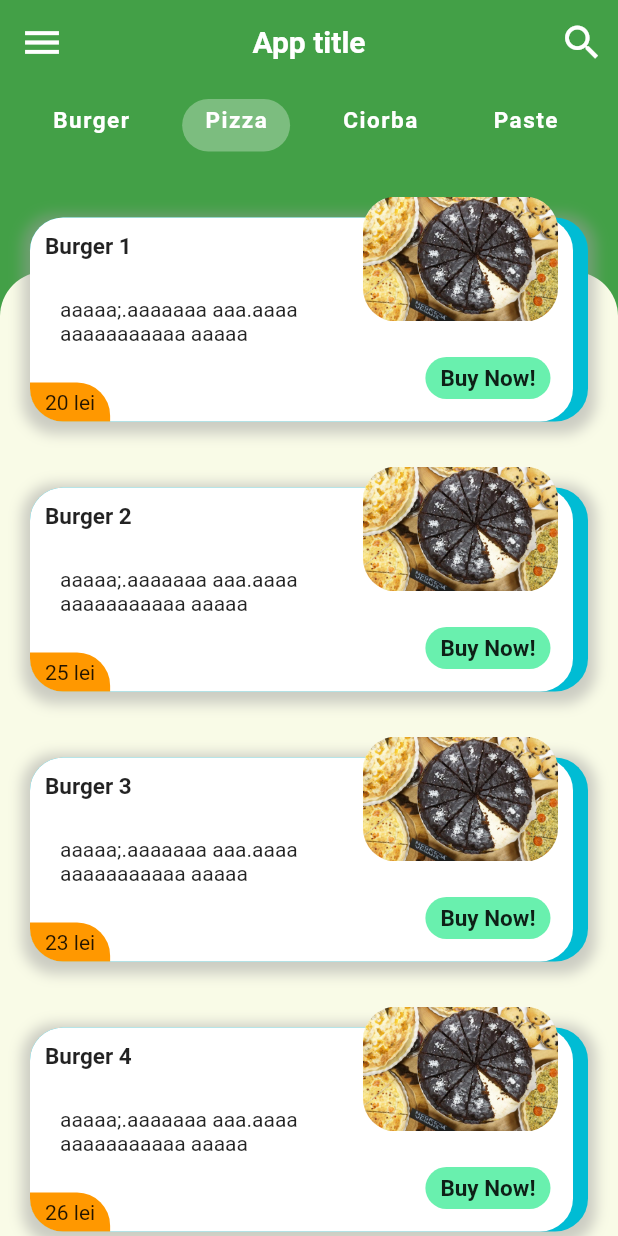
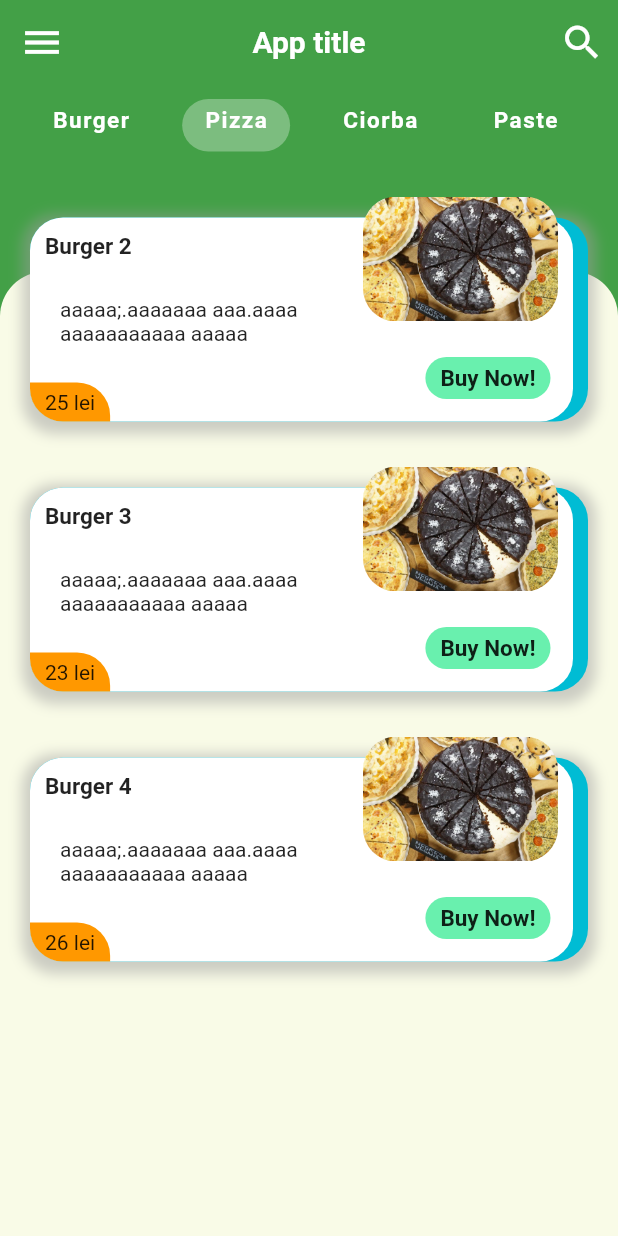
Before and after one commit to Bursul/restaurant-app, a Flutter app: the screen it shows after launch, after a tap on "Pizza", on a phone screen of 412 x 824 dp. Run offline on Flutter 3.47's test engine with Material 2 defaults, Android fonts, the phone set to English and light mode, and no system bars.

Commit message:
Added Category change state

```diff
--- a/lib/main.dart
+++ b/lib/main.dart
@@ -1,8 +1,14 @@
 import 'package:flutter/material.dart';
+import 'package:odette/providers/category_change.dart';
 import 'package:odette/screens/home_screen.dart';
+import 'package:provider/provider.dart';
 
 void main() {
-  runApp(MyApp());
+  runApp(MultiProvider(
+    providers: [
+      ChangeNotifierProvider(create: (_) => CategoryChange())
+    ],
+    child: MyApp()));
 }
 
 class MyApp extends StatelessWidget {
--- a/lib/models/product.dart
+++ b/lib/models/product.dart
@@ -16,7 +16,7 @@ List<Product> products = [
     price: "20 lei",
     description: "aaaaa;.aaaaaaa aaa.aaaa aaaaaaaaaaa aaaaa",
     imageUrl: "assets/negresa_vegana.jpg",
-    categoryId: 1
+    categoryId: 0
   ),
    Product (
     id: 2,
@@ -42,4 +42,20 @@ List<Product> products = [
     imageUrl: "assets/negresa_vegana.jpg",
     categoryId: 1
   ),
+   Product (
+    id: 1,
+    name: "Burger 1",
+    price: "20 lei",
+    description: "aaaaa;.aaaaaaa aaa.aaaa aaaaaaaaaaa aaaaa",
+    imageUrl: "assets/negresa_vegana.jpg",
+    categoryId: 2
+  ),
+   Product (
+    id: 2,
+    name: "Burger 2",
+    price: "25 lei",
+    description: "aaaaa;.aaaaaaa aaa.aaaa aaaaaaaaaaa aaaaa",
+    imageUrl: "assets/negresa_vegana.jpg",
+    categoryId: 3
+  ),
 ];
--- /dev/null
+++ b/lib/providers/category_change.dart
@@ -0,0 +1,19 @@
+import 'package:flutter/cupertino.dart';
+import 'package:flutter/foundation.dart';
+
+class CategoryChange with ChangeNotifier, DiagnosticableTreeMixin {
+  int _category = 0;
+  int get category => _category;
+
+  void setCategory(int selectedIndex) {
+    _category = selectedIndex;
+    notifyListeners();
+  }
+
+  /// Makes `Counter` readable inside the devtools by listing all of its properties
+  @override
+  void debugFillProperties(DiagnosticPropertiesBuilder properties) {
+    super.debugFillProperties(properties);
+    properties.add(IntProperty('count', category));
+  }
+}
--- a/lib/screens/home_screen.dart
+++ b/lib/screens/home_screen.dart
@@ -2,7 +2,9 @@ import 'package:flutter/material.dart';
 import 'package:odette/components/product_card.dart';
 import 'package:odette/constants.dart';
 import 'package:odette/models/product.dart';
+import 'package:odette/providers/category_change.dart';
 import 'package:odette/widgets/food_category_selector.dart';
+import 'package:provider/provider.dart';
 
 class HomeScreen extends StatefulWidget {
   @override
@@ -32,8 +34,9 @@ class _HomeScreenState extends State<HomeScreen> {
                   ),
                 ),
                 ListView.builder(
-                  itemCount: products.length,
-                  itemBuilder: (context,index) => ProductCard(product:products[index]))
+                    itemCount: products.where((element) => element.categoryId == context.watch<CategoryChange>().category).length,
+                    itemBuilder: (context, index) =>
+                        ProductCard(product: products.where((element) => element.categoryId == context.watch<CategoryChange>().category).elementAt(index)))
               ],
             ),
           )
@@ -41,6 +44,4 @@ class _HomeScreenState extends State<HomeScreen> {
       ),
     );
   }
-
-
 }
--- a/lib/widgets/food_category_selector.dart
+++ b/lib/widgets/food_category_selector.dart
@@ -1,4 +1,6 @@
 import 'package:flutter/material.dart';
+import 'package:odette/providers/category_change.dart';
+import 'package:provider/provider.dart';
 
 class FoodCategorySelector extends StatefulWidget {
   @override
@@ -31,6 +33,7 @@ class _FoodCategorySelectorState extends State<FoodCategorySelector> {
                 setState(() {
                   selectedIndex = index;
                 });
+                context.read<CategoryChange>().setCategory(index);
               },
               child: Container(
                 margin: EdgeInsets.only(left: 20, top: 10),
--- a/pubspec.yaml
+++ b/pubspec.yaml
@@ -23,6 +23,7 @@ environment:
 dependencies:
   flutter:
     sdk: flutter
+  provider: ^4.3.1
 
 
   # The following adds the Cupertino Icons font to your application.
```
Also changed, not shown: pubspec.lock.
